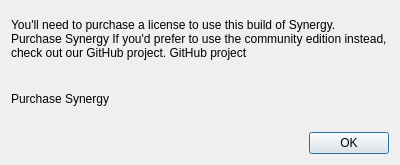
Old version of the form src/gui/src/CancelActivationDialog.ui in the repository deskflow/deskflow.
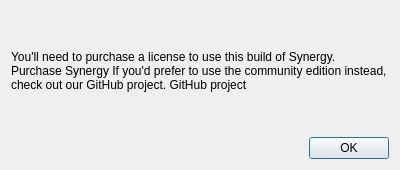
New version of the form.

Commit message: Remove extra link in cancel dialog

Patch:
```diff
--- a/src/gui/src/CancelActivationDialog.ui
+++ b/src/gui/src/CancelActivationDialog.ui
@@ -7,7 +7,7 @@
     <x>0</x>
     <y>0</y>
     <width>400</width>
-    <height>165</height>
+    <height>170</height>
    </rect>
   </property>
   <property name="windowTitle">
@@ -27,16 +27,6 @@
      </property>
     </widget>
    </item>
-   <item>
-    <widget class="QLabel" name="label_2">
-     <property name="text">
-      <string>&lt;html&gt;&lt;head/&gt;&lt;body&gt;&lt;p&gt;&lt;a href=&quot;https://symless.com/pricing?source=gui&quot;&gt;&lt;span style=&quot; text-decoration: underline; color:#4285f4;&quot;&gt;Purchase Synergy&lt;/span&gt;&lt;/a&gt;&lt;/p&gt;&lt;/body&gt;&lt;/html&gt;</string>
-     </property>
-     <property name="openExternalLinks">
-      <bool>true</bool>
-     </property>
-    </widget>
-   </item>
    <item>
     <widget class="QDialogButtonBox" name="buttonBox">
      <property name="orientation">
```
